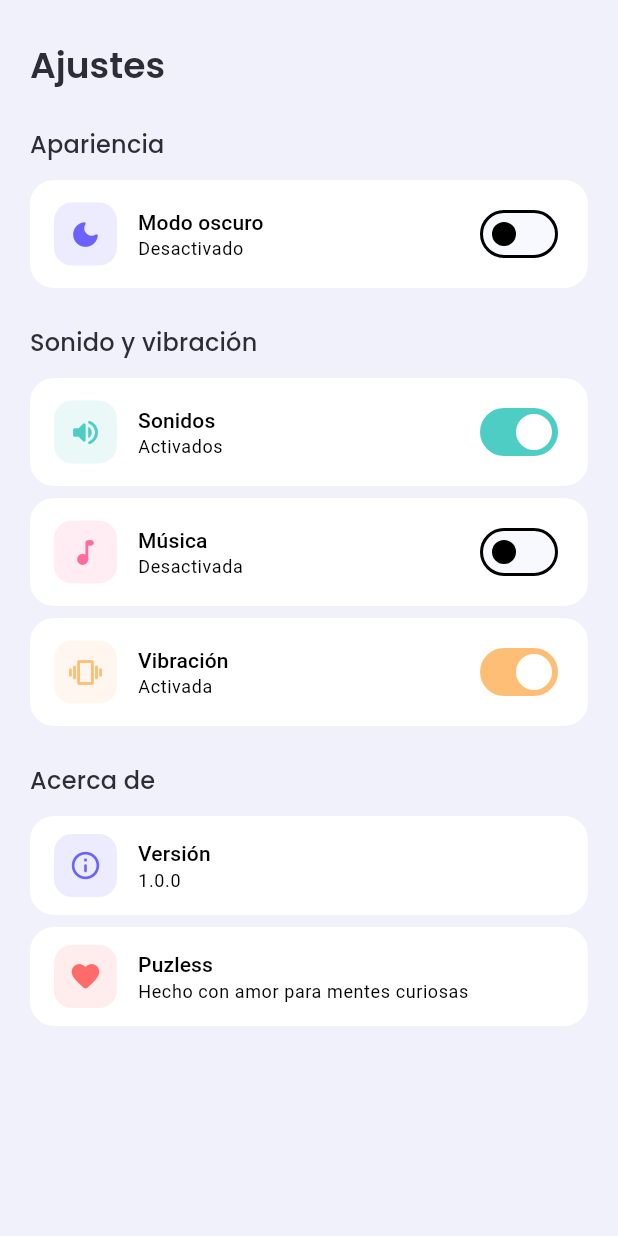
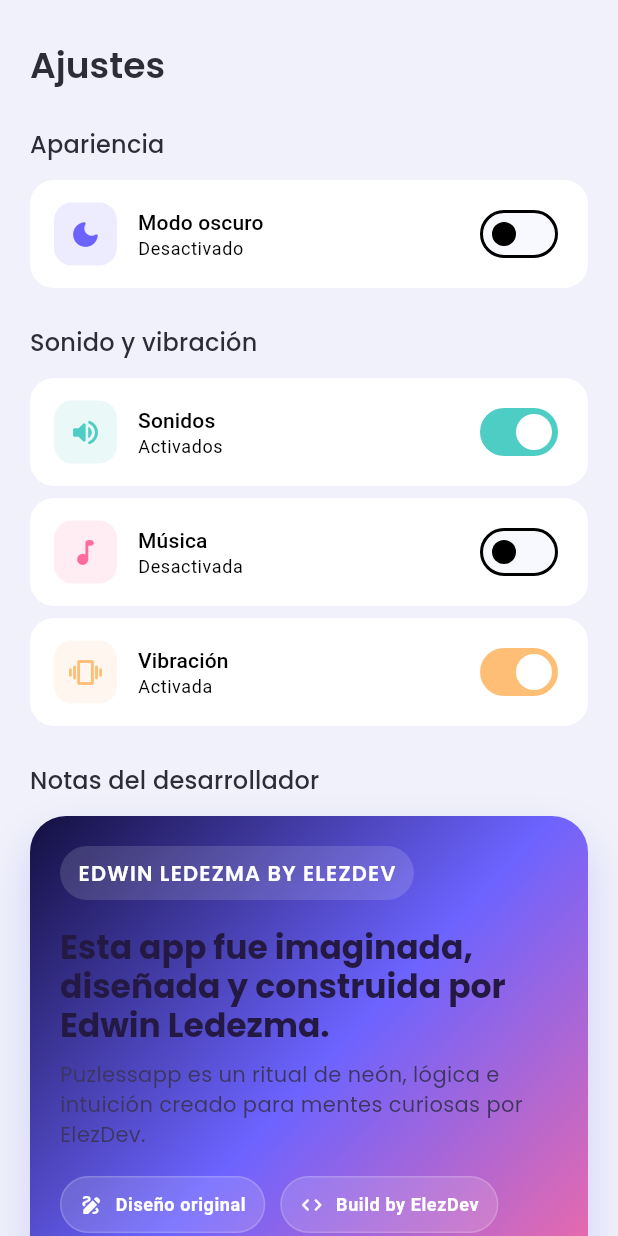
Before and after one commit to ElezDev/PuzzleApp, a Flutter app: the SettingsScreen widget shown alone on an empty page, opened directly, on a phone screen of 412 x 824 dp. Run offline on Flutter 3.47's test engine with Material 3 defaults, Android fonts, the light colour scheme and no system bars; our stand-ins replace audioplayers, confetti, flutter_staggered_animations, google_fonts, sqflite; accounts and stored records are empty.

Commit message:
add setings devlop notes

```diff
--- a/lib/screens/settings_screen.dart
+++ b/lib/screens/settings_screen.dart
@@ -80,6 +80,12 @@ class SettingsScreen extends StatelessWidget {
 
             const SizedBox(height: 24),
 
+            Text('Notas del desarrollador', style: theme.textTheme.titleMedium),
+            const SizedBox(height: 12),
+            _DeveloperNotesCard(theme: theme),
+
+            const SizedBox(height: 24),
+
             // About
             Text('Acerca de', style: theme.textTheme.titleMedium),
             const SizedBox(height: 12),
@@ -98,6 +104,138 @@ class SettingsScreen extends StatelessWidget {
             ),
           ],
         ),
+      ),
+    );
+  }
+}
+
+class _DeveloperNotesCard extends StatelessWidget {
+  final ThemeData theme;
+
+  const _DeveloperNotesCard({required this.theme});
+
+  @override
+  Widget build(BuildContext context) {
+    final isDark = theme.brightness == Brightness.dark;
+    final titleColor = isDark ? Colors.white : const Color(0xFF231942);
+    final bodyColor = isDark
+        ? Colors.white.withValues(alpha: 0.84)
+        : const Color(0xFF3C355F);
+
+    return Container(
+      width: double.infinity,
+      padding: const EdgeInsets.all(20),
+      decoration: BoxDecoration(
+        gradient: const LinearGradient(
+          colors: [
+            Color(0xFF130F40),
+            Color(0xFF6C63FF),
+            Color(0xFFFF6B9D),
+          ],
+          begin: Alignment.topLeft,
+          end: Alignment.bottomRight,
+        ),
+        borderRadius: BorderRadius.circular(24),
+        boxShadow: [
+          BoxShadow(
+            color: AppTheme.primaryLight.withValues(alpha: 0.24),
+            blurRadius: 24,
+            offset: const Offset(0, 14),
+          ),
+        ],
+      ),
+      child: Column(
+        crossAxisAlignment: CrossAxisAlignment.start,
+        children: [
+          Container(
+            padding: const EdgeInsets.symmetric(horizontal: 12, vertical: 8),
+            decoration: BoxDecoration(
+              color: Colors.white.withValues(alpha: 0.14),
+              borderRadius: BorderRadius.circular(999),
+            ),
+            child: Text(
+              'EDWIN LEDEZMA BY ELEZDEV',
+              style: theme.textTheme.labelLarge?.copyWith(
+                color: Colors.white,
+                letterSpacing: 0.8,
+              ),
+            ),
+          ),
+          const SizedBox(height: 18),
+          Text(
+            'Esta app fue imaginada, diseñada y construida por Edwin Ledezma.',
+            style: theme.textTheme.titleLarge?.copyWith(
+              color: titleColor,
+              fontWeight: FontWeight.w700,
+              height: 1.2,
+            ),
+          ),
+          const SizedBox(height: 10),
+          Text(
+            'Puzlessapp es un ritual de neón, lógica e intuición creado para mentes curiosas por ElezDev.',
+            style: theme.textTheme.bodyMedium?.copyWith(
+              color: bodyColor,
+              height: 1.45,
+            ),
+          ),
+          const SizedBox(height: 18),
+          Wrap(
+            spacing: 10,
+            runSpacing: 10,
+            children: const [
+              _DeveloperBadge(
+                icon: Icons.draw_rounded,
+                label: 'Diseño original',
+              ),
+              _DeveloperBadge(
+                icon: Icons.code_rounded,
+                label: 'Build by ElezDev',
+              ),
+              _DeveloperBadge(
+                icon: Icons.auto_awesome_rounded,
+                label: 'Neon puzzle energy',
+              ),
+            ],
+          ),
+        ],
+      ),
+    );
+  }
+}
+
+class _DeveloperBadge extends StatelessWidget {
+  final IconData icon;
+  final String label;
+
+  const _DeveloperBadge({
+    required this.icon,
+    required this.label,
+  });
+
+  @override
+  Widget build(BuildContext context) {
+    return Container(
+      padding: const EdgeInsets.symmetric(horizontal: 12, vertical: 10),
+      decoration: BoxDecoration(
+        color: Colors.white.withValues(alpha: 0.14),
+        borderRadius: BorderRadius.circular(999),
+        border: Border.all(
+          color: Colors.white.withValues(alpha: 0.18),
+        ),
+      ),
+      child: Row(
+        mainAxisSize: MainAxisSize.min,
+        children: [
+          Icon(icon, color: Colors.white, size: 16),
+          const SizedBox(width: 8),
+          Text(
+            label,
+            style: Theme.of(context).textTheme.bodySmall?.copyWith(
+                  color: Colors.white,
+                  fontWeight: FontWeight.w600,
+                ),
+          ),
+        ],
       ),
     );
   }
--- a/pubspec.yaml
+++ b/pubspec.yaml
@@ -1,6 +1,6 @@
 name: puzlessapp
-description: "A beautiful puzzle and brain games app."
-publish_to: 'none'
+description: "A hypnotic puzzle arcade of neon logic, crafted by Edwin Ledezma by ElezDev."
+publish_to: 'true'
 version: 1.0.0+1
 
 environment:
```
Also changed, not shown: 3 other files.
